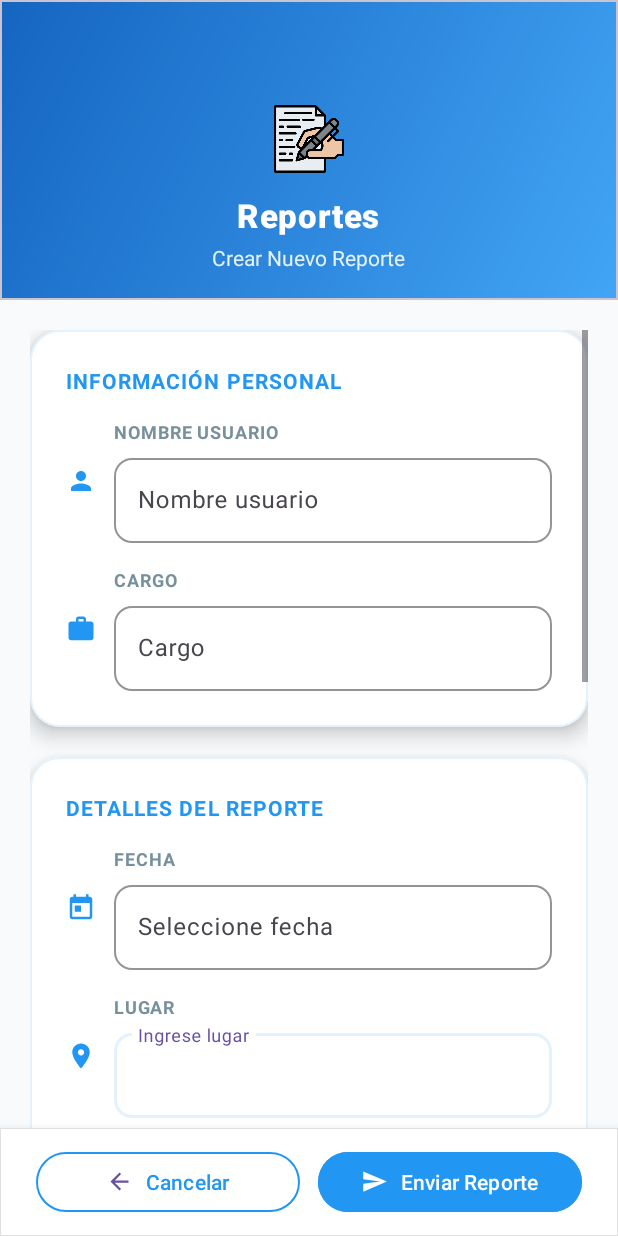
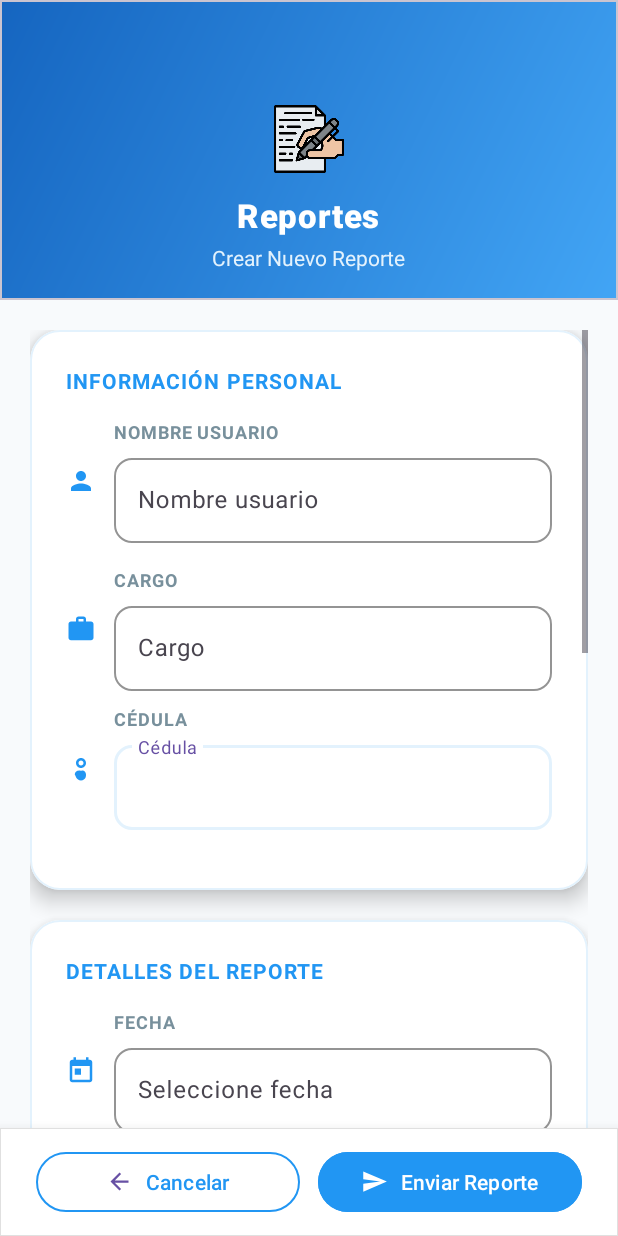
Before and after one commit to sebastianCotaz12/AndroidFinal, an Android app: the layout activity_form_reportes.xml on its own in the app's theme, with its tools: preview values and no code run, on a phone screen of 412 x 824 dp. Run offline under Robolectric (Android 15) with nearby library versions, the phone set to English and light mode, and no system bars.

Commit message:
Reportes  completo

```diff
--- a/app/src/main/res/layout/activity_form_reportes.xml
+++ b/app/src/main/res/layout/activity_form_reportes.xml
@@ -147,6 +147,7 @@
                         </LinearLayout>
                     </LinearLayout>
 
+
                     <!-- Cargo -->
                     <LinearLayout
                         android:layout_width="match_parent"
@@ -196,6 +197,61 @@
                                     android:textSize="16sp"
                                     android:textColor="#263238"
                                     android:enabled="false" />
+                            </com.google.android.material.textfield.TextInputLayout>
+                        </LinearLayout>
+                    </LinearLayout>
+
+                    <!-- Cédula -->
+                    <LinearLayout
+                        android:layout_width="match_parent"
+                        android:layout_height="wrap_content"
+                        android:orientation="horizontal"
+                        android:gravity="center_vertical"
+                        android:layout_marginTop="10dp"
+                        android:layout_marginBottom="16dp">
+
+                        <ImageView
+                            android:layout_width="20dp"
+                            android:layout_height="20dp"
+                            android:src="@drawable/ic_id"
+                            android:tint="#2196F3"
+                            android:layout_marginEnd="12dp" />
+
+                        <LinearLayout
+                            android:layout_width="0dp"
+                            android:layout_height="wrap_content"
+                            android:layout_weight="1"
+                            android:orientation="vertical">
+
+                            <TextView
+                                android:layout_width="wrap_content"
+                                android:layout_height="wrap_content"
+                                android:text="CÉDULA"
+                                android:textColor="#78909C"
+                                android:textSize="12sp"
+                                android:textStyle="bold"
+                                android:letterSpacing="0.05" />
+
+                            <com.google.android.material.textfield.TextInputLayout
+                                android:layout_width="match_parent"
+                                android:layout_height="wrap_content"
+                                app:boxBackgroundMode="outline"
+                                app:boxBackgroundColor="@android:color/transparent"
+                                app:boxCornerRadiusBottomEnd="12dp"
+                                app:boxCornerRadiusBottomStart="12dp"
+                                app:boxCornerRadiusTopEnd="12dp"
+                                app:boxCornerRadiusTopStart="12dp"
+                                app:boxStrokeColor="#E3F2FD"
+                                android:layout_marginTop="4dp">
+
+                                <com.google.android.material.textfield.TextInputEditText
+                                    android:id="@+id/etCedula"
+                                    android:layout_width="match_parent"
+                                    android:layout_height="wrap_content"
+                                    android:hint="Cédula"
+                                    android:textSize="16sp"
+                                    android:textColor="#263238"
+                                    android:inputType="number" />
                             </com.google.android.material.textfield.TextInputLayout>
                         </LinearLayout>
                     </LinearLayout>
--- a/app/src/main/res/values/colors.xml
+++ b/app/src/main/res/values/colors.xml
@@ -46,4 +46,8 @@
     <color name="evento_emergencia">#D32F2F</color>
     <color name="evento_default">#546E7A</color>
 
+    <color name="estado_realizado">#4CAF50</color>
+    <color name="estado_proceso">#FF9800</color>
+    <color name="estado_pendiente">#2196F3</color>
+
 </resources>
```
Also changed, not shown: app/src/main/java/com/example/myapplication/controller/Adapter_reportes.java (+79 -11 lines), app/src/main/java/com/example/myapplication/controller/Crear_reportes.java (+6 -5 lines), app/src/main/java/com/example/myapplication/controller/Detalles_reportes.java (+74 -15 lines), app/src/main/java/com/example/myapplication/controller/Form_reportes.java (+21 -21 lines), app/src/main/java/com/example/myapplication/controller/Lista_reportes.java (+35 -11 lines), app/src/main/res/layout/activity_detalles_reportes.xml (+6 -6 lines), app/src/main/res/layout/activity_item_reportes.xml (+13 -40 lines).
